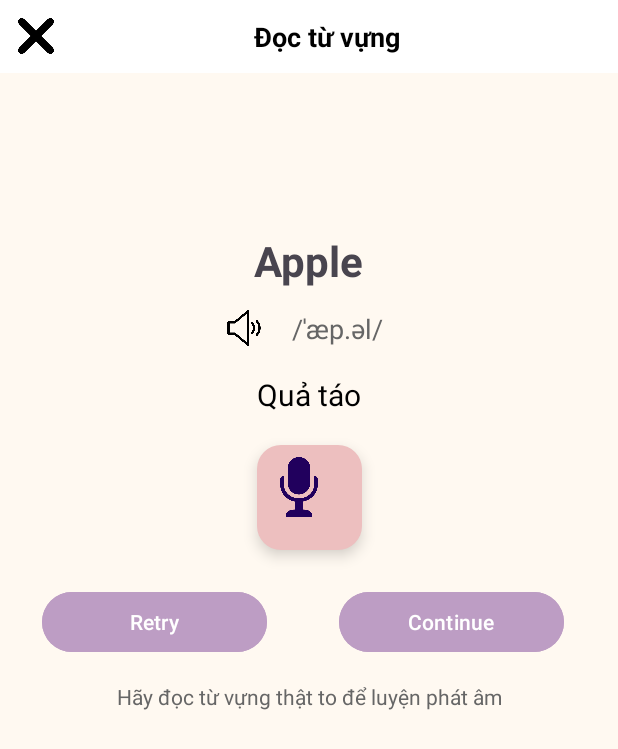
After one commit to Vi-Phuong/project_tbdd_check, an Android app: the LuyenPhatAmActivity screen opened directly, with no data from a screen before it, on a phone screen of 412 x 824 dp. The commit adds this screen. Shown: the top 749 px of the screen. Run offline under Robolectric (Android 15) with nearby library versions, the phone set to English and light mode, and no system bars.

Commit message:
them trang luyen phat am

```diff
--- a/project_tbdd_check-master/app/src/main/AndroidManifest.xml
+++ b/project_tbdd_check-master/app/src/main/AndroidManifest.xml
@@ -12,6 +12,8 @@
         android:supportsRtl="true"
         android:theme="@style/Theme.DangNhap" >
         <activity android:name="com.example.gheptu.GhepTuActivity" />
+        <activity android:name="com.example.LuyenPA.LuyenPhatAmActivity" />
+
 
 
         <!-- Activity màn chính -->
--- /dev/null
+++ b/project_tbdd_check-master/app/src/main/java/com/example/LuyenPA/LuyenPhatAmActivity.java
@@ -0,0 +1,28 @@
+package com.example.LuyenPA;
+
+import android.content.Intent;
+import android.os.Bundle;
+import android.widget.ImageButton;
+import android.widget.ImageView;
+import androidx.appcompat.app.AppCompatActivity;
+
+import com.example.tuVung.MainActivity;
+import com.example.tuVung.R;
+
+public class LuyenPhatAmActivity extends AppCompatActivity {
+    private ImageView imvTroVe;
+
+    @Override
+    public void onCreate(Bundle savedInstanceState) {
+        super.onCreate(savedInstanceState);
+        setContentView(R.layout.trang_luyenphatam);
+        imvTroVe = findViewById(R.id.imvTroVe);
+        imvTroVe.setOnClickListener(v -> {
+            startActivity(new Intent   (LuyenPhatAmActivity.this, MainActivity.class));
+            finish();
+
+        });
+
+
+    }
+}
--- a/project_tbdd_check-master/app/src/main/java/com/example/tuVung/MainActivity.java
+++ b/project_tbdd_check-master/app/src/main/java/com/example/tuVung/MainActivity.java
@@ -5,6 +5,7 @@ import android.os.Bundle;
 import android.view.View;
 import android.widget.Button;
 import android.widget.ImageButton;
+import android.widget.TextView;
 
 import androidx.activity.EdgeToEdge;
 import androidx.appcompat.app.AppCompatActivity;
@@ -12,6 +13,7 @@ import androidx.core.graphics.Insets;
 import androidx.core.view.ViewCompat;
 import androidx.core.view.WindowInsetsCompat;
 
+import com.example.LuyenPA.LuyenPhatAmActivity;
 import com.example.gheptu.GhepTuActivity;
 
 public class MainActivity extends AppCompatActivity {
@@ -20,6 +22,7 @@ public class MainActivity extends AppCompatActivity {
     private ImageButton imbtnHoc;
     private ImageButton imbtnCheckList;
     private ImageButton imbtnGame;
+    private TextView tvluyenphatam;
 
 
 
@@ -32,6 +35,7 @@ public class MainActivity extends AppCompatActivity {
         ViewCompat.setOnApplyWindowInsetsListener(findViewById(R.id.main), (v, insets) -> {
             btnGame = findViewById(R.id.btnGame);
             imbtnGame = findViewById(R.id.imbtnGame);
+            tvluyenphatam = findViewById(R.id.tvluyenphatam);
             View.OnClickListener gameClickListener = new View.OnClickListener() {
                 @Override
                 public void onClick(View v) {
@@ -41,6 +45,13 @@ public class MainActivity extends AppCompatActivity {
             };
         btnGame.setOnClickListener(gameClickListener);
         imbtnGame.setOnClickListener(gameClickListener);
+        tvluyenphatam.setOnClickListener(new View.OnClickListener() {
+                @Override
+                public void onClick(View view) {
+                    Intent intentLuyenPA = new Intent(MainActivity.this, LuyenPhatAmActivity.class);
+                    startActivity(intentLuyenPA);
+                }
+            });
 
 
             Insets systemBars = insets.getInsets(WindowInsetsCompat.Type.systemBars());
--- a/project_tbdd_check-master/app/src/main/res/layout/activity_main.xml
+++ b/project_tbdd_check-master/app/src/main/res/layout/activity_main.xml
@@ -118,6 +118,7 @@
                     android:src="@drawable/nghe" />
 
                 <TextView
+                    android:id="@+id/tvluyenphatam"
                     android:layout_width="wrap_content"
                     android:layout_height="wrap_content"
                     android:text="Luyện nghe  phát âm"
--- a/project_tbdd_check-master/app/src/main/res/layout/trang_gheptu.xml
+++ b/project_tbdd_check-master/app/src/main/res/layout/trang_gheptu.xml
@@ -17,10 +17,9 @@
         android:padding="16dp"
         app:layout_constraintBottom_toBottomOf="parent"
         app:layout_constraintEnd_toEndOf="parent"
-        app:layout_constraintHorizontal_bias="1.0"
+        app:layout_constraintHorizontal_bias="0.0"
         app:layout_constraintStart_toStartOf="parent"
-        app:layout_constraintTop_toTopOf="parent"
-        app:layout_constraintVertical_bias="0.499">
+        app:layout_constraintTop_toTopOf="parent">
 
         <TextView
             android:id="@+id/tvTitle"
@@ -75,7 +74,7 @@
             android:useDefaultMargins="true" />
 
 
-        <include layout="@layout/thanh_menu"/>
+        <include layout="@layout/thanh_menu" />
 
     </LinearLayout>
 </androidx.constraintlayout.widget.ConstraintLayout>
--- /dev/null
+++ b/project_tbdd_check-master/app/src/main/res/layout/trang_luyenphatam.xml
@@ -0,0 +1,187 @@
+<?xml version="1.0" encoding="utf-8"?>
+<androidx.constraintlayout.widget.ConstraintLayout
+    xmlns:android="http://schemas.android.com/apk/res/android"
+    xmlns:app="http://schemas.android.com/apk/res-auto"
+    xmlns:tools="http://schemas.android.com/tools"
+    android:id="@+id/main"
+    android:layout_width="match_parent"
+    android:layout_height="match_parent"
+    android:background="#FFF9F1">
+
+
+    <!-- Thanh tiêu đề -->
+    <LinearLayout
+        android:id="@+id/header"
+        android:layout_width="match_parent"
+        android:layout_height="wrap_content"
+        android:orientation="horizontal"
+        android:gravity="center_vertical"
+        android:padding="12dp"
+        android:background="@android:color/white"
+        app:layout_constraintTop_toTopOf="parent">
+        <ImageView
+            android:id="@+id/imvTroVe"
+            android:layout_width="24dp"
+            android:layout_height="24dp"
+            android:src="@drawable/close"
+            android:contentDescription="Close" />
+
+        <TextView
+            android:id="@+id/tvTitle"
+            android:layout_width="0dp"
+            android:layout_height="wrap_content"
+            android:layout_weight="1"
+            android:gravity="center"
+            android:text="Đọc từ vựng"
+            android:textSize="18sp"
+            android:textStyle="bold"
+            android:textColor="@android:color/black"/>
+
+
+    </LinearLayout>
+
+
+    <!-- Ảnh đại diện -->
+
+
+    <TextView
+        android:id="@+id/tvContent"
+        android:layout_width="200dp"
+        android:layout_height="50dp"
+        android:layout_marginTop="40dp"
+        android:gravity="center"
+        android:text=""
+        android:textColor="@android:color/black"
+        android:textSize="20sp"
+        android:textStyle="bold"
+        app:layout_constraintEnd_toEndOf="parent"
+        app:layout_constraintStart_toStartOf="parent"
+        app:layout_constraintTop_toBottomOf="@+id/header" />
+
+    <TextView
+        android:id="@+id/tvWord"
+        android:layout_width="wrap_content"
+        android:layout_height="wrap_content"
+        android:text="Apple"
+        android:textSize="28sp"
+        android:textStyle="bold"
+        android:layout_marginTop="16dp"
+        app:layout_constraintTop_toBottomOf="@+id/tvContent"
+        app:layout_constraintStart_toStartOf="parent"
+        app:layout_constraintEnd_toEndOf="parent"/>
+
+    <!-- Phiên âm + Icon loa -->
+    <LinearLayout
+        android:id="@+id/phoneticContainer"
+        android:layout_width="wrap_content"
+        android:layout_height="wrap_content"
+        android:orientation="horizontal"
+        android:gravity="center"
+        android:padding="10dp"
+        android:layout_marginTop="4dp"
+        app:layout_constraintTop_toBottomOf="@+id/tvWord"
+        app:layout_constraintStart_toStartOf="parent"
+        app:layout_constraintEnd_toEndOf="parent">
+
+        <ImageView
+            android:id="@+id/btnSpeaker"
+            android:layout_width="24dp"
+            android:layout_height="24dp"
+            android:layout_marginRight="20dp"
+            android:contentDescription="Play sound"
+            android:src="@drawable/play" />
+
+        <TextView
+            android:id="@+id/tvPhonetic"
+            android:layout_width="wrap_content"
+            android:layout_height="wrap_content"
+
+            android:layout_marginEnd="6dp"
+            android:text="/ˈæp.əl/"
+            android:textColor="#666"
+            android:textSize="18sp" />
+
+
+    </LinearLayout>
+
+    <!-- Nghĩa tiếng Việt -->
+    <TextView
+        android:id="@+id/tvMeaning"
+        android:layout_width="wrap_content"
+        android:layout_height="wrap_content"
+        android:text="Quả táo"
+        android:textSize="20sp"
+        android:textColor="#000"
+        android:layout_marginTop="8dp"
+        app:layout_constraintTop_toBottomOf="@+id/phoneticContainer"
+        app:layout_constraintStart_toStartOf="parent"
+        app:layout_constraintEnd_toEndOf="parent"/>
+
+
+    <!-- Nút micro -->
+
+    <!-- Nút RUN -->
+
+
+    <com.google.android.material.floatingactionbutton.FloatingActionButton
+        android:id="@+id/btnMic"
+        android:layout_width="70dp"
+        android:layout_height="70dp"
+        android:layout_marginTop="20dp"
+        android:src="@drawable/microphone"
+        android:tint="@android:color/white"
+        app:backgroundTint="#EDBFBF"
+        app:layout_constraintEnd_toEndOf="parent"
+        app:layout_constraintStart_toStartOf="parent"
+        app:layout_constraintTop_toBottomOf="@+id/tvMeaning"
+        app:maxImageSize="40dp"/>
+
+    <!-- Hướng dẫn -->
+
+    <Button
+        android:id="@+id/btnReTry"
+        android:layout_width="150dp"
+        android:layout_height="wrap_content"
+        android:layout_marginTop="24dp"
+        android:backgroundTint="#BD9DC4"
+        android:padding="10dp"
+        android:text="Retry"
+        android:textAllCaps="false"
+        android:textColor="@android:color/white"
+        app:layout_constraintEnd_toEndOf="parent"
+        app:layout_constraintHorizontal_bias="0.107"
+        app:layout_constraintStart_toStartOf="parent"
+        app:layout_constraintTop_toBottomOf="@+id/btnMic" />
+
+    <Button
+        android:id="@+id/btnConti"
+        android:layout_width="150dp"
+        android:layout_height="wrap_content"
+        android:layout_marginTop="24dp"
+        android:backgroundTint="#BD9DC4"
+        android:padding="10dp"
+        android:text="Continue"
+        android:textAllCaps="false"
+        android:textColor="@android:color/white"
+        app:layout_constraintEnd_toEndOf="parent"
+        app:layout_constraintHorizontal_bias="0.862"
+        app:layout_constraintStart_toStartOf="parent"
+        app:layout_constraintTop_toBottomOf="@+id/btnMic" />
+
+    <TextView
+        android:id="@+id/tvHint"
+        android:layout_width="wrap_content"
+        android:layout_height="wrap_content"
+        android:text="Hãy đọc từ vựng thật to để luyện phát âm"
+        android:textSize="14sp"
+        android:textColor="#666"
+        android:layout_marginTop="16dp"
+        app:layout_constraintTop_toBottomOf="@+id/btnConti"
+        app:layout_constraintStart_toStartOf="parent"
+        app:layout_constraintEnd_toEndOf="parent"/>
+
+
+
+
+
+</androidx.constraintlayout.widget.ConstraintLayout>
```
Also changed, not shown: project_tbdd_check-master/app/src/main/res/drawable/close.png (added), project_tbdd_check-master/app/src/main/res/drawable/microphone.png (added), project_tbdd_check-master/app/src/main/res/drawable/play.png (added).
